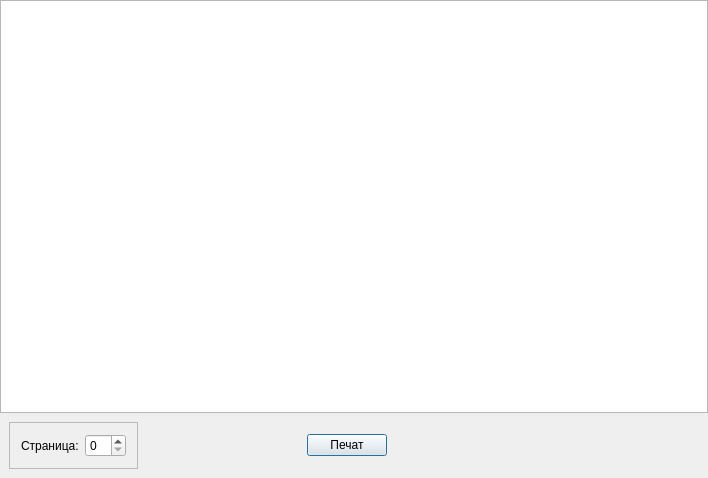
Old version of the form src/View/Widgets/PrintPreviewDialog.ui in the repository thefinalcutbg/DinoDent.
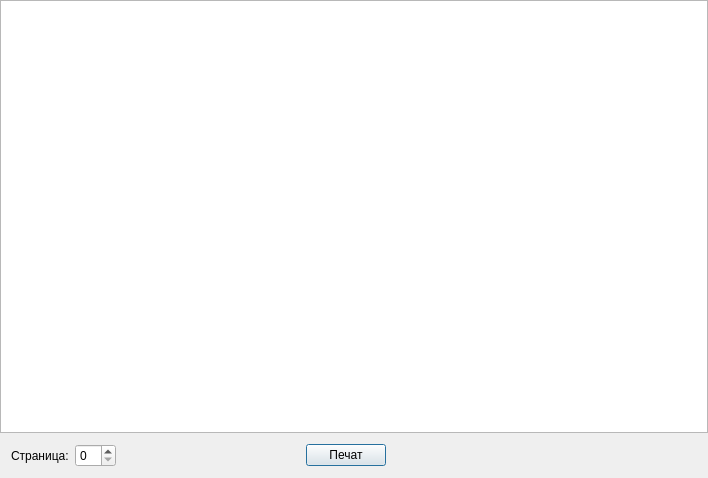
New version of the form.

Commit message: print preview dialog layout updated

What changed in the file:
```diff
--- a/src/View/Widgets/PrintPreviewDialog.ui
+++ b/src/View/Widgets/PrintPreviewDialog.ui
@@ -39,16 +39,16 @@
    <item>
     <layout class="QHBoxLayout" name="horizontalLayout_2">
      <property name="leftMargin">
-      <number>9</number>
+      <number>0</number>
      </property>
      <property name="topMargin">
-      <number>9</number>
+      <number>0</number>
      </property>
      <property name="rightMargin">
-      <number>9</number>
+      <number>0</number>
      </property>
      <property name="bottomMargin">
-      <number>9</number>
+      <number>0</number>
      </property>
      <item>
       <widget class="QFrame" name="frame">
@@ -59,7 +59,7 @@
         </size>
        </property>
        <property name="frameShape">
-        <enum>QFrame::Shape::StyledPanel</enum>
+        <enum>QFrame::Shape::NoFrame</enum>
        </property>
        <property name="frameShadow">
         <enum>QFrame::Shadow::Raised</enum>
```
